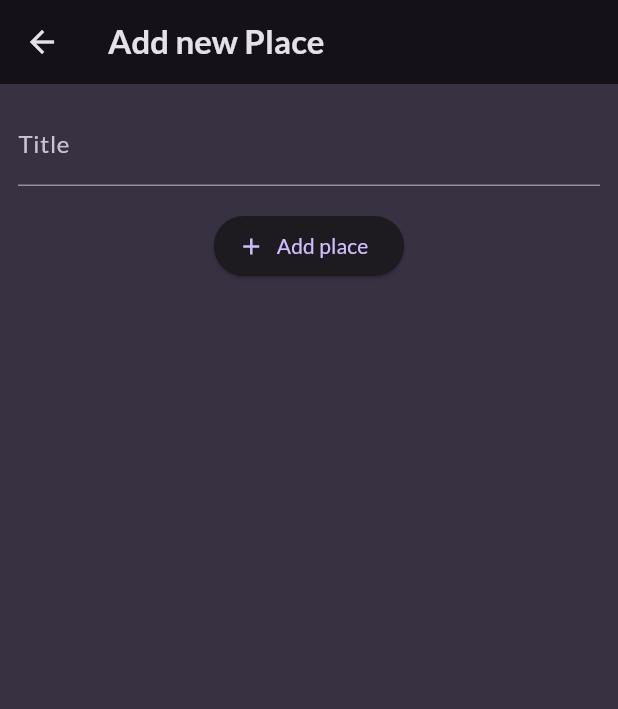
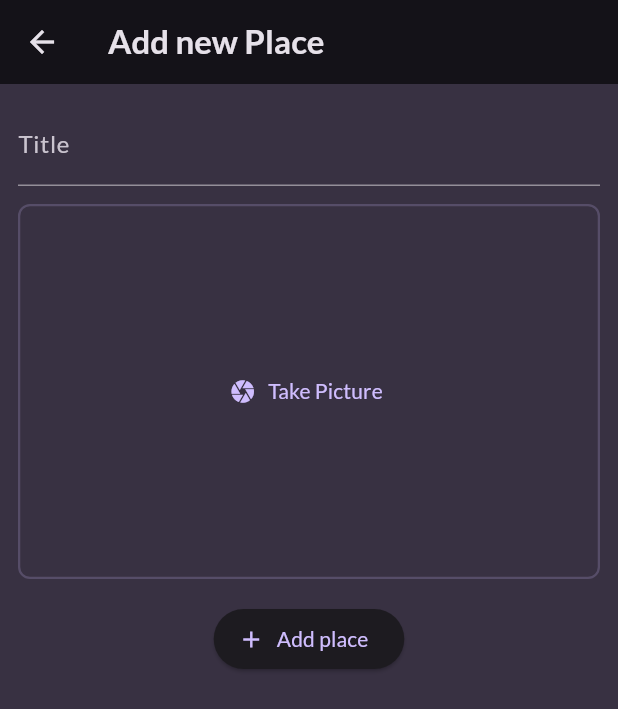
Before and after one commit to ajay-rathod0801/favorite_places, a Flutter app: the AddPlaceScreen screen opened directly, on a phone screen of 412 x 824 dp. Shown: the top 709 px of the screen. Run offline on Flutter 3.47's test engine with Material 3 defaults, Android fonts, the phone set to English and light mode, and no system bars; our stand-ins replace flutter_riverpod, gap, google_fonts, image_picker.

Commit message:
image picker add

```diff
--- a/lib/screens/add_place.dart
+++ b/lib/screens/add_place.dart
@@ -1,3 +1,4 @@
+import 'package:favorite_places/widgets/image_input.dart';
 import 'package:flutter/material.dart';
 import 'package:flutter_riverpod/flutter_riverpod.dart';
 import 'package:gap/gap.dart';
@@ -23,7 +24,7 @@ class _AddPlaceScreenState extends ConsumerState<AddPlaceScreen> {
       showDialog(
         context: context,
         builder: (ctx) {
-          return  AlertDialog(
+          return AlertDialog(
             title: Text('Error'),
             content: Text('Please enter a title'),
             actions: [
@@ -32,9 +33,9 @@ class _AddPlaceScreenState extends ConsumerState<AddPlaceScreen> {
                   Navigator.of(ctx).pop();
                 },
                 child: const Text('Okay'),
-                style:  TextButton.styleFrom(
+                style: TextButton.styleFrom(
                   foregroundColor: Theme.of(context).colorScheme.onPrimary,
-              ),
+                ),
               ),
             ],
           );
@@ -72,6 +73,9 @@ class _AddPlaceScreenState extends ConsumerState<AddPlaceScreen> {
                 color: Theme.of(context).colorScheme.onBackground,
               ),
             ),
+            const Gap(12),
+            // Image Input
+            ImageInput(),
             const Gap(16),
             ElevatedButton.icon(
               onPressed: _savePlace,
--- /dev/null
+++ b/lib/widgets/image_input.dart
@@ -0,0 +1,58 @@
+import 'dart:io';
+
+import 'package:flutter/material.dart';
+import 'package:image_picker/image_picker.dart';
+
+class ImageInput extends StatefulWidget {
+  const ImageInput({super.key});
+
+  @override
+  State<StatefulWidget> createState() {
+    return _ImageInputState();
+  }
+}
+
+class _ImageInputState extends State<ImageInput> {
+  File? _selectedImage;
+
+  void _takePicture() async {
+    final imagePicker = ImagePicker();
+    final pickedImage =
+        await imagePicker.pickImage(source: ImageSource.camera, maxWidth: 600);
+
+    if (pickedImage == null) {
+      return;
+    }
+
+    _selectedImage = File(pickedImage.path);
+  }
+
+  @override
+  Widget build(BuildContext context) {
+    Widget content = TextButton.icon(
+        icon: const Icon(Icons.camera),
+        label: const Text('Take Picture'),
+        onPressed: _takePicture,
+      );
+
+      if(_selectedImage != null){
+        content = Image.file(_selectedImage!, fit: BoxFit.cover);
+      }
+
+    return Container(
+      decoration: BoxDecoration(
+        border: Border.all(
+          width: 1.5,
+          color: Theme.of(context).colorScheme.primary.withOpacity(0.2),
+        ),
+        borderRadius: const BorderRadius.all(
+          Radius.circular(8),
+        ),
+      ),
+      height: 250,
+      width: double.infinity,
+      alignment: Alignment.center,
+      child: content,
+    );
+  }
+}
--- a/pubspec.yaml
+++ b/pubspec.yaml
@@ -39,6 +39,7 @@ dependencies:
   uuid: ^4.3.3
   gap: ^3.0.1
   flutter_riverpod: ^2.4.10
+  image_picker: ^1.0.7
 
 dev_dependencies:
   flutter_test:
@@ -49,7 +50,7 @@ dev_dependencies:
   # activated in the `analysis_options.yaml` file located at the root of your
   # package. See that file for information about deactivating specific lint
   # rules and activating additional ones.
-  flutter_lints: ^2.0.0
+  flutter_lints: ^3.0.0
 
 # For information on the generic Dart part of this file, see the
 # following page: https://dart.dev/tools/pub/pubspec
```
Also changed, not shown: 7 other files.
